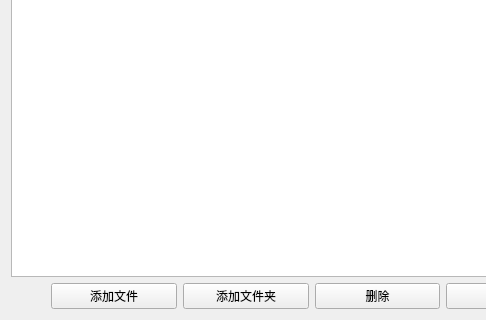
Old version of the form mainwindow.ui in the repository m-t-d-32/FAT32VHDTool; both pictures show x 0 to 486 and y 99 to 419 of the 623 by 419 pixel window.
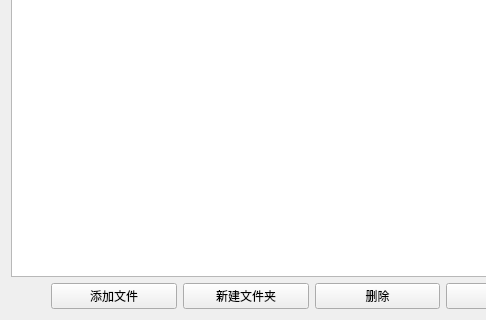
New version of the form.

Commit message: 创建新文件夹功能

```diff
--- a/mainwindow.ui
+++ b/mainwindow.ui
@@ -93,7 +93,7 @@
           <item>
            <widget class="QPushButton" name="addFolderButton">
             <property name="text">
-             <string>添加文件夹</string>
+             <string>新建文件夹</string>
             </property>
            </widget>
           </item>
```
The commit also changes 9 other files.
